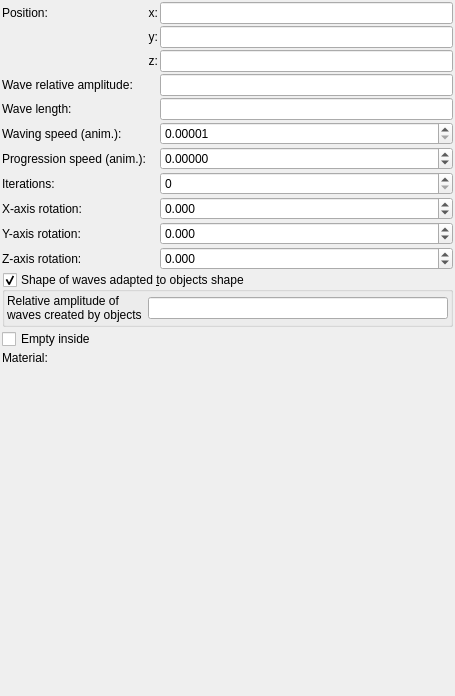
Qt form mandelbulber2/formula/ui/primitive_water.ui (buddhi1980/mandelbulber2) before a commit.
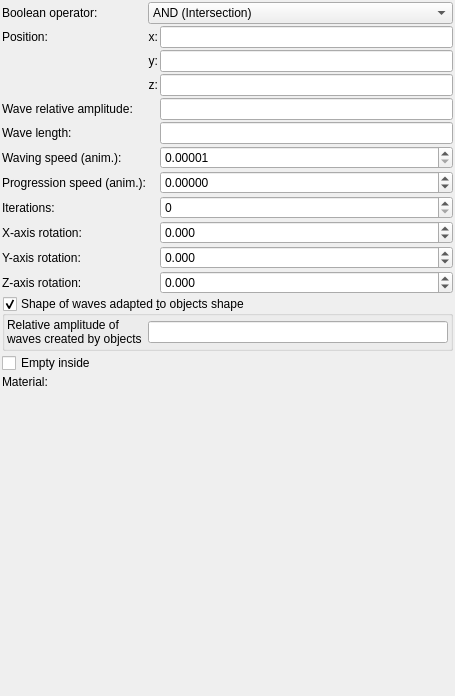
The same form after that commit. Custom widgets are drawn as their Qt base class.

Commit message: Added boolean operators for primitive objects TODO: OpenCL code for operators

Diff of the .ui file:
```diff
--- a/mandelbulber2/formula/ui/primitive_water.ui
+++ b/mandelbulber2/formula/ui/primitive_water.ui
@@ -34,196 +34,7 @@
      <property name="spacing">
       <number>2</number>
      </property>
-     <item row="7" column="2">
-      <widget class="MySpinBox" name="spinboxInt_iterations">
-       <property name="sizePolicy">
-        <sizepolicy hsizetype="Minimum" vsizetype="Maximum">
-         <horstretch>0</horstretch>
-         <verstretch>0</verstretch>
-        </sizepolicy>
-       </property>
-       <property name="maximum">
-        <number>30</number>
-       </property>
-      </widget>
-     </item>
-     <item row="1" column="2">
-      <widget class="MyLineEdit" name="vect3_position_y">
-       <property name="sizePolicy">
-        <sizepolicy hsizetype="Expanding" vsizetype="Maximum">
-         <horstretch>0</horstretch>
-         <verstretch>0</verstretch>
-        </sizepolicy>
-       </property>
-      </widget>
-     </item>
      <item row="5" column="2">
-      <widget class="MyDoubleSpinBox" name="spinbox_anim_speed">
-       <property name="sizePolicy">
-        <sizepolicy hsizetype="Minimum" vsizetype="Maximum">
-         <horstretch>0</horstretch>
-         <verstretch>0</verstretch>
-        </sizepolicy>
-       </property>
-       <property name="prefix">
-        <string/>
-       </property>
-       <property name="suffix">
-        <string/>
-       </property>
-       <property name="decimals">
-        <number>5</number>
-       </property>
-       <property name="minimum">
-        <double>0.000010000000000</double>
-       </property>
-       <property name="maximum">
-        <double>1000.000000000000000</double>
-       </property>
-       <property name="singleStep">
-        <double>0.100000000000000</double>
-       </property>
-      </widget>
-     </item>
-     <item row="8" column="0">
-      <widget class="QLabel" name="label_8">
-       <property name="text">
-        <string>X-axis rotation:</string>
-       </property>
-      </widget>
-     </item>
-     <item row="7" column="0">
-      <widget class="QLabel" name="label_17">
-       <property name="text">
-        <string>Iterations:</string>
-       </property>
-      </widget>
-     </item>
-     <item row="4" column="0">
-      <widget class="QLabel" name="label_16">
-       <property name="text">
-        <string>Wave length:</string>
-       </property>
-      </widget>
-     </item>
-     <item row="10" column="2">
-      <widget class="MyDoubleSpinBox" name="spinboxd3_rotation_z">
-       <property name="sizePolicy">
-        <sizepolicy hsizetype="Minimum" vsizetype="Maximum">
-         <horstretch>0</horstretch>
-         <verstretch>0</verstretch>
-        </sizepolicy>
-       </property>
-       <property name="prefix">
-        <string/>
-       </property>
-       <property name="suffix">
-        <string/>
-       </property>
-       <property name="decimals">
-        <number>3</number>
-       </property>
-       <property name="minimum">
-        <double>-36000.000000000000000</double>
-       </property>
-       <property name="maximum">
-        <double>36000.000000000000000</double>
-       </property>
-       <property name="singleStep">
-        <double>0.100000000000000</double>
-       </property>
-      </widget>
-     </item>
-     <item row="5" column="0">
-      <widget class="QLabel" name="label_20">
-       <property name="text">
-        <string>Waving speed (anim.):</string>
-       </property>
-      </widget>
-     </item>
-     <item row="2" column="1">
-      <widget class="QLabel" name="label_13">
-       <property name="text">
-        <string>z:</string>
-       </property>
-       <property name="alignment">
-        <set>Qt::AlignRight|Qt::AlignTrailing|Qt::AlignVCenter</set>
-       </property>
-      </widget>
-     </item>
-     <item row="2" column="2">
-      <widget class="MyLineEdit" name="vect3_position_z">
-       <property name="sizePolicy">
-        <sizepolicy hsizetype="Expanding" vsizetype="Maximum">
-         <horstretch>0</horstretch>
-         <verstretch>0</verstretch>
-        </sizepolicy>
-       </property>
-      </widget>
-     </item>
-     <item row="9" column="0">
-      <widget class="QLabel" name="label_9">
-       <property name="text">
-        <string>Y-axis rotation:</string>
-       </property>
-      </widget>
-     </item>
-     <item row="9" column="2">
-      <widget class="MyDoubleSpinBox" name="spinboxd3_rotation_y">
-       <property name="sizePolicy">
-        <sizepolicy hsizetype="Minimum" vsizetype="Maximum">
-         <horstretch>0</horstretch>
-         <verstretch>0</verstretch>
-        </sizepolicy>
-       </property>
-       <property name="prefix">
-        <string/>
-       </property>
-       <property name="suffix">
-        <string/>
-       </property>
-       <property name="decimals">
-        <number>3</number>
-       </property>
-       <property name="minimum">
-        <double>-36000.000000000000000</double>
-       </property>
-       <property name="maximum">
-        <double>36000.000000000000000</double>
-       </property>
-       <property name="singleStep">
-        <double>0.100000000000000</double>
-       </property>
-      </widget>
-     </item>
-     <item row="10" column="0">
-      <widget class="QLabel" name="label_15">
-       <property name="text">
-        <string>Z-axis rotation:</string>
-       </property>
-      </widget>
-     </item>
-     <item row="0" column="1">
-      <widget class="QLabel" name="label_11">
-       <property name="text">
-        <string>x:</string>
-       </property>
-       <property name="alignment">
-        <set>Qt::AlignRight|Qt::AlignTrailing|Qt::AlignVCenter</set>
-       </property>
-      </widget>
-     </item>
-     <item row="1" column="1">
-      <widget class="QLabel" name="label_12">
-       <property name="text">
-        <string>y:</string>
-       </property>
-       <property name="alignment">
-        <set>Qt::AlignRight|Qt::AlignTrailing|Qt::AlignVCenter</set>
-       </property>
-      </widget>
-     </item>
-     <item row="4" column="2">
       <widget class="MyLineEdit" name="logedit_length">
        <property name="sizePolicy">
         <sizepolicy hsizetype="Expanding" vsizetype="Maximum">
@@ -233,102 +44,7 @@
        </property>
       </widget>
      </item>
-     <item row="3" column="2">
-      <widget class="MyLineEdit" name="logedit_relative_amplitude">
-       <property name="sizePolicy">
-        <sizepolicy hsizetype="Expanding" vsizetype="Maximum">
-         <horstretch>0</horstretch>
-         <verstretch>0</verstretch>
-        </sizepolicy>
-       </property>
-      </widget>
-     </item>
-     <item row="0" column="2">
-      <widget class="MyLineEdit" name="vect3_position_x">
-       <property name="sizePolicy">
-        <sizepolicy hsizetype="Expanding" vsizetype="Maximum">
-         <horstretch>0</horstretch>
-         <verstretch>0</verstretch>
-        </sizepolicy>
-       </property>
-      </widget>
-     </item>
-     <item row="3" column="0">
-      <widget class="QLabel" name="label_14">
-       <property name="text">
-        <string>Wave relative amplitude:</string>
-       </property>
-       <property name="wordWrap">
-        <bool>true</bool>
-       </property>
-      </widget>
-     </item>
-     <item row="8" column="2">
-      <widget class="MyDoubleSpinBox" name="spinboxd3_rotation_x">
-       <property name="sizePolicy">
-        <sizepolicy hsizetype="Minimum" vsizetype="Maximum">
-         <horstretch>0</horstretch>
-         <verstretch>0</verstretch>
-        </sizepolicy>
-       </property>
-       <property name="prefix">
-        <string/>
-       </property>
-       <property name="suffix">
-        <string/>
-       </property>
-       <property name="decimals">
-        <number>3</number>
-       </property>
-       <property name="minimum">
-        <double>-36000.000000000000000</double>
-       </property>
-       <property name="maximum">
-        <double>36000.000000000000000</double>
-       </property>
-       <property name="singleStep">
-        <double>0.100000000000000</double>
-       </property>
-      </widget>
-     </item>
-     <item row="0" column="0">
-      <widget class="QLabel" name="label_10">
-       <property name="text">
-        <string>Position:</string>
-       </property>
-      </widget>
-     </item>
-     <item row="13" column="0">
-      <widget class="QLabel" name="label_21">
-       <property name="text">
-        <string>Material:</string>
-       </property>
-      </widget>
-     </item>
-     <item row="13" column="1" colspan="2">
-      <widget class="cMaterialSelector" name="materialselector_material_id" native="true">
-       <property name="sizePolicy">
-        <sizepolicy hsizetype="Preferred" vsizetype="Minimum">
-         <horstretch>0</horstretch>
-         <verstretch>0</verstretch>
-        </sizepolicy>
-       </property>
-      </widget>
-     </item>
      <item row="12" column="0" colspan="3">
-      <widget class="MyCheckBox" name="checkBox_empty">
-       <property name="sizePolicy">
-        <sizepolicy hsizetype="Minimum" vsizetype="Maximum">
-         <horstretch>0</horstretch>
-         <verstretch>0</verstretch>
-        </sizepolicy>
-       </property>
-       <property name="text">
-        <string>Empty inside</string>
-       </property>
-      </widget>
-     </item>
-     <item row="11" column="0" colspan="3">
       <widget class="MyGroupBox" name="groupCheck_wave_from_objects_enable">
        <property name="title">
         <string>Shape of waves adapted &amp;to objects shape</string>
@@ -376,7 +92,223 @@
        </layout>
       </widget>
      </item>
-     <item row="6" column="2">
+     <item row="11" column="0">
+      <widget class="QLabel" name="label_15">
+       <property name="text">
+        <string>Z-axis rotation:</string>
+       </property>
+      </widget>
+     </item>
+     <item row="5" column="0">
+      <widget class="QLabel" name="label_16">
+       <property name="text">
+        <string>Wave length:</string>
+       </property>
+      </widget>
+     </item>
+     <item row="1" column="1">
+      <widget class="QLabel" name="label_11">
+       <property name="text">
+        <string>x:</string>
+       </property>
+       <property name="alignment">
+        <set>Qt::AlignRight|Qt::AlignTrailing|Qt::AlignVCenter</set>
+       </property>
+      </widget>
+     </item>
+     <item row="3" column="2">
+      <widget class="MyLineEdit" name="vect3_position_z">
+       <property name="sizePolicy">
+        <sizepolicy hsizetype="Expanding" vsizetype="Maximum">
+         <horstretch>0</horstretch>
+         <verstretch>0</verstretch>
+        </sizepolicy>
+       </property>
+      </widget>
+     </item>
+     <item row="10" column="2">
+      <widget class="MyDoubleSpinBox" name="spinboxd3_rotation_y">
+       <property name="sizePolicy">
+        <sizepolicy hsizetype="Minimum" vsizetype="Maximum">
+         <horstretch>0</horstretch>
+         <verstretch>0</verstretch>
+        </sizepolicy>
+       </property>
+       <property name="prefix">
+        <string/>
+       </property>
+       <property name="suffix">
+        <string/>
+       </property>
+       <property name="decimals">
+        <number>3</number>
+       </property>
+       <property name="minimum">
+        <double>-36000.000000000000000</double>
+       </property>
+       <property name="maximum">
+        <double>36000.000000000000000</double>
+       </property>
+       <property name="singleStep">
+        <double>0.100000000000000</double>
+       </property>
+      </widget>
+     </item>
+     <item row="14" column="0">
+      <widget class="QLabel" name="label_21">
+       <property name="text">
+        <string>Material:</string>
+       </property>
+      </widget>
+     </item>
+     <item row="4" column="2">
+      <widget class="MyLineEdit" name="logedit_relative_amplitude">
+       <property name="sizePolicy">
+        <sizepolicy hsizetype="Expanding" vsizetype="Maximum">
+         <horstretch>0</horstretch>
+         <verstretch>0</verstretch>
+        </sizepolicy>
+       </property>
+      </widget>
+     </item>
+     <item row="9" column="0">
+      <widget class="QLabel" name="label_8">
+       <property name="text">
+        <string>X-axis rotation:</string>
+       </property>
+      </widget>
+     </item>
+     <item row="11" column="2">
+      <widget class="MyDoubleSpinBox" name="spinboxd3_rotation_z">
+       <property name="sizePolicy">
+        <sizepolicy hsizetype="Minimum" vsizetype="Maximum">
+         <horstretch>0</horstretch>
+         <verstretch>0</verstretch>
+        </sizepolicy>
+       </property>
+       <property name="prefix">
+        <string/>
+       </property>
+       <property name="suffix">
+        <string/>
+       </property>
+       <property name="decimals">
+        <number>3</number>
+       </property>
+       <property name="minimum">
+        <double>-36000.000000000000000</double>
+       </property>
+       <property name="maximum">
+        <double>36000.000000000000000</double>
+       </property>
+       <property name="singleStep">
+        <double>0.100000000000000</double>
+       </property>
+      </widget>
+     </item>
+     <item row="1" column="0">
+      <widget class="QLabel" name="label_10">
+       <property name="text">
+        <string>Position:</string>
+       </property>
+      </widget>
+     </item>
+     <item row="13" column="0" colspan="3">
+      <widget class="MyCheckBox" name="checkBox_empty">
+       <property name="sizePolicy">
+        <sizepolicy hsizetype="Minimum" vsizetype="Maximum">
+         <horstretch>0</horstretch>
+         <verstretch>0</verstretch>
+        </sizepolicy>
+       </property>
+       <property name="text">
+        <string>Empty inside</string>
+       </property>
+      </widget>
+     </item>
+     <item row="7" column="0">
+      <widget class="QLabel" name="label_22">
+       <property name="text">
+        <string>Progression speed (anim.):</string>
+       </property>
+      </widget>
+     </item>
+     <item row="6" column="0">
+      <widget class="QLabel" name="label_20">
+       <property name="text">
+        <string>Waving speed (anim.):</string>
+       </property>
+      </widget>
+     </item>
+     <item row="8" column="2">
+      <widget class="MySpinBox" name="spinboxInt_iterations">
+       <property name="sizePolicy">
+        <sizepolicy hsizetype="Minimum" vsizetype="Maximum">
+         <horstretch>0</horstretch>
+         <verstretch>0</verstretch>
+        </sizepolicy>
+       </property>
+       <property name="maximum">
+        <number>30</number>
+       </property>
+      </widget>
+     </item>
+     <item row="9" column="2">
+      <widget class="MyDoubleSpinBox" name="spinboxd3_rotation_x">
+       <property name="sizePolicy">
+        <sizepolicy hsizetype="Minimum" vsizetype="Maximum">
+         <horstretch>0</horstretch>
+         <verstretch>0</verstretch>
+        </sizepolicy>
+       </property>
+       <property name="prefix">
+        <string/>
+       </property>
+       <property name="suffix">
+        <string/>
+       </property>
+       <property name="decimals">
+        <number>3</number>
+       </property>
+       <property name="minimum">
+        <double>-36000.000000000000000</double>
+       </property>
+       <property name="maximum">
+        <double>36000.000000000000000</double>
+       </property>
+       <property name="singleStep">
+        <double>0.100000000000000</double>
+       </property>
+      </widget>
+     </item>
+     <item row="2" column="1">
+      <widget class="QLabel" name="label_12">
+       <property name="text">
+        <string>y:</string>
+       </property>
+       <property name="alignment">
+        <set>Qt::AlignRight|Qt::AlignTrailing|Qt::AlignVCenter</set>
+       </property>
+      </widget>
+     </item>
+     <item row="14" column="1" colspan="2">
+      <widget class="cMaterialSelector" name="materialselector_material_id" native="true">
+       <property name="sizePolicy">
+        <sizepolicy hsizetype="Preferred" vsizetype="Minimum">
+         <horstretch>0</horstretch>
+         <verstretch>0</verstretch>
+        </sizepolicy>
+       </property>
+      </widget>
+     </item>
+     <item row="8" column="0">
+      <widget class="QLabel" name="label_17">
+       <property name="text">
+        <string>Iterations:</string>
+       </property>
+      </widget>
+     </item>
+     <item row="7" column="2">
       <widget class="MyDoubleSpinBox" name="spinbox_anim_progression_speed">
        <property name="sizePolicy">
         <sizepolicy hsizetype="Minimum" vsizetype="Maximum">
@@ -404,11 +336,122 @@
        </property>
       </widget>
      </item>
-     <item row="6" column="0">
-      <widget class="QLabel" name="label_22">
+     <item row="1" column="2">
+      <widget class="MyLineEdit" name="vect3_position_x">
+       <property name="sizePolicy">
+        <sizepolicy hsizetype="Expanding" vsizetype="Maximum">
+         <horstretch>0</horstretch>
+         <verstretch>0</verstretch>
+        </sizepolicy>
+       </property>
+      </widget>
+     </item>
+     <item row="3" column="1">
+      <widget class="QLabel" name="label_13">
        <property name="text">
-        <string>Progression speed (anim.):</string>
+        <string>z:</string>
        </property>
+       <property name="alignment">
+        <set>Qt::AlignRight|Qt::AlignTrailing|Qt::AlignVCenter</set>
+       </property>
+      </widget>
+     </item>
+     <item row="4" column="0">
+      <widget class="QLabel" name="label_14">
+       <property name="text">
+        <string>Wave relative amplitude:</string>
+       </property>
+       <property name="wordWrap">
+        <bool>true</bool>
+       </property>
+      </widget>
+     </item>
+     <item row="2" column="2">
+      <widget class="MyLineEdit" name="vect3_position_y">
+       <property name="sizePolicy">
+        <sizepolicy hsizetype="Expanding" vsizetype="Maximum">
+         <horstretch>0</horstretch>
+         <verstretch>0</verstretch>
+        </sizepolicy>
+       </property>
+      </widget>
+     </item>
+     <item row="6" column="2">
+      <widget class="MyDoubleSpinBox" name="spinbox_anim_speed">
+       <property name="sizePolicy">
+        <sizepolicy hsizetype="Minimum" vsizetype="Maximum">
+         <horstretch>0</horstretch>
+         <verstretch>0</verstretch>
+        </sizepolicy>
+       </property>
+       <property name="prefix">
+        <string/>
+       </property>
+       <property name="suffix">
+        <string/>
+       </property>
+       <property name="decimals">
+        <number>5</number>
+       </property>
+       <property name="minimum">
+        <double>0.000010000000000</double>
+       </property>
+       <property name="maximum">
+        <double>1000.000000000000000</double>
+       </property>
+       <property name="singleStep">
+        <double>0.100000000000000</double>
+       </property>
+      </widget>
+     </item>
+     <item row="10" column="0">
+      <widget class="QLabel" name="label_9">
+       <property name="text">
+        <string>Y-axis rotation:</string>
+       </property>
+      </widget>
+     </item>
+     <item row="0" column="0">
+      <widget class="QLabel" name="label_23">
+       <property name="text">
+        <string>Boolean operator:</string>
+       </property>
+       <property name="wordWrap">
+        <bool>true</bool>
+       </property>
+      </widget>
+     </item>
+     <item row="0" column="1" colspan="2">
+      <widget class="MyComboBox" name="comboBox_boolean_operator">
+       <property name="sizePolicy">
+        <sizepolicy hsizetype="Preferred" vsizetype="Preferred">
+         <horstretch>0</horstretch>
+         <verstretch>0</verstretch>
+        </sizepolicy>
+       </property>
+       <property name="toolTip">
+        <string>&lt;html&gt;&lt;head/&gt;&lt;body&gt;&lt;p&gt;Distance estimation is a method which calculates approximate distance to fractal surface from any point in space.&lt;/p&gt;&lt;p&gt;- Automatic mode uses distance estimation method defined for selected fractal&lt;/p&gt;&lt;p&gt;- Force &amp;quot;Delta DE&amp;quot; method uses  Delta DE algorithm which is slower but works also with untypical fractal configurations&lt;br/&gt;&lt;/p&gt;&lt;/body&gt;&lt;/html&gt;</string>
+       </property>
+       <item>
+        <property name="text">
+         <string>AND (Intersection)</string>
+        </property>
+       </item>
+       <item>
+        <property name="text">
+         <string>OR (Union)</string>
+        </property>
+       </item>
+       <item>
+        <property name="text">
+         <string>SUB (Complement)</string>
+        </property>
+       </item>
+       <item>
+        <property name="text">
+         <string>rev SUB (B-A)</string>
+        </property>
+       </item>
       </widget>
      </item>
     </layout>
@@ -429,31 +472,31 @@
   </layout>
  </widget>
  <customwidgets>
-  <customwidget>
-   <class>MyLineEdit</class>
-   <extends>QLineEdit</extends>
-   <header>my_line_edit.h</header>
-  </customwidget>
   <customwidget>
    <class>MyDoubleSpinBox</class>
    <extends>QDoubleSpinBox</extends>
    <header>my_double_spin_box.h</header>
   </customwidget>
-  <customwidget>
-   <class>cMaterialSelector</class>
-   <extends>QWidget</extends>
-   <header>material_selector.h</header>
-   <container>1</container>
-  </customwidget>
   <customwidget>
    <class>MyCheckBox</class>
    <extends>QCheckBox</extends>
    <header>my_check_box.h</header>
   </customwidget>
   <customwidget>
-   <class>MySpinBox</class>
-   <extends>QSpinBox</extends>
-   <header>my_spin_box.h</header>
+   <class>MyLineEdit</class>
+   <extends>QLineEdit</extends>
+   <header>my_line_edit.h</header>
+  </customwidget>
+  <customwidget>
+   <class>cMaterialSelector</class>
+   <extends>QWidget</extends>
+   <header>material_selector.h</header>
+   <container>1</container>
+  </customwidget>
+  <customwidget>
+   <class>MyComboBox</class>
+   <extends>QComboBox</extends>
+   <header>my_combo_box.h</header>
   </customwidget>
   <customwidget>
    <class>MyGroupBox</class>
@@ -461,6 +504,11 @@
    <header>my_group_box.h</header>
    <container>1</container>
   </customwidget>
+  <customwidget>
+   <class>MySpinBox</class>
+   <extends>QSpinBox</extends>
+   <header>my_spin_box.h</header>
+  </customwidget>
  </customwidgets>
  <tabstops>
   <tabstop>vect3_position_x</tabstop>
```
The commit also changes 12 other files.
